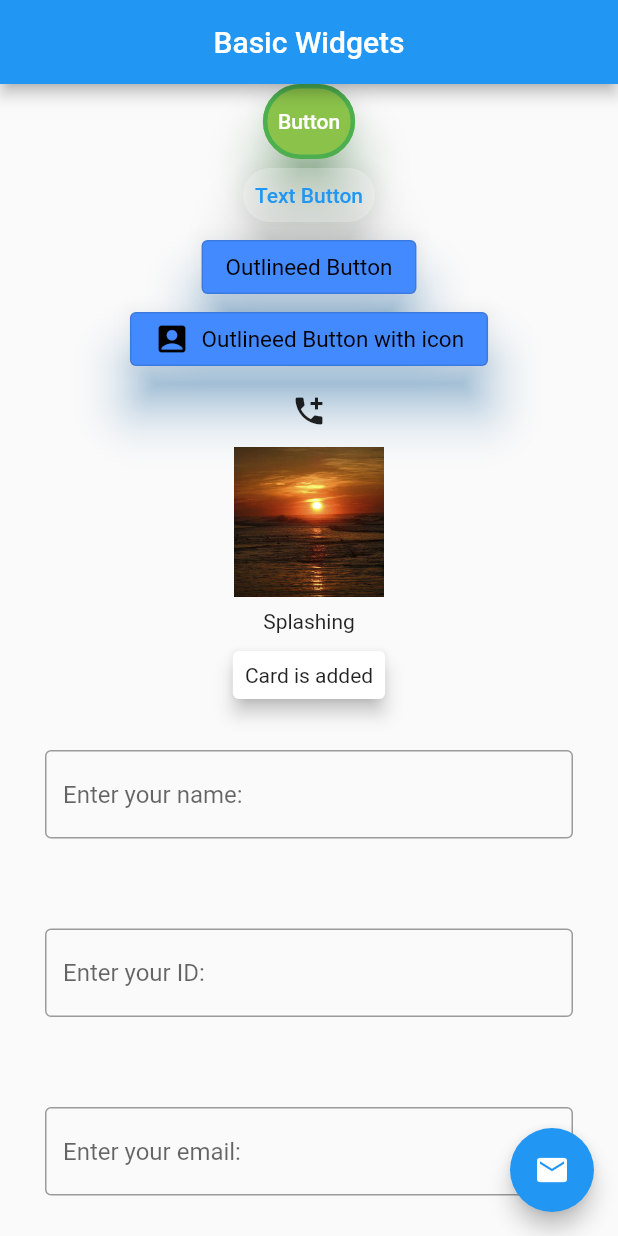
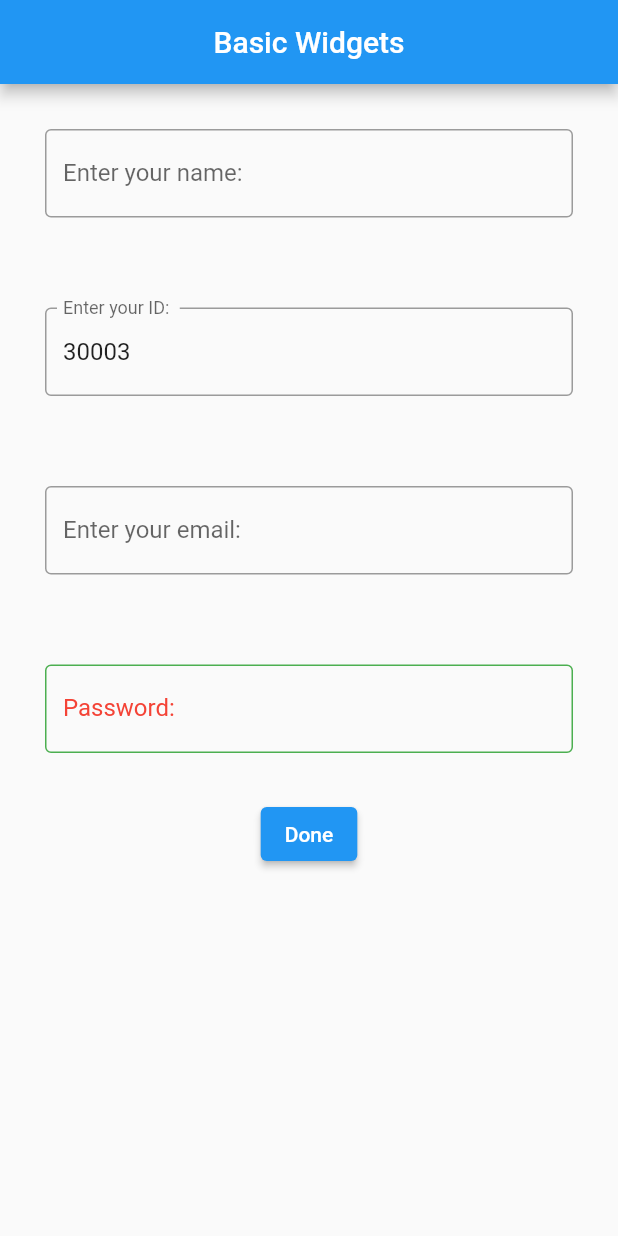
Before and after one commit to MHFerdous/Flutter_RestAPI_FireBase, a Flutter app: the screen it shows after launch, on a phone screen of 412 x 824 dp. Run offline on Flutter 3.47's test engine with Material 2 defaults, Android fonts, the phone set to English and light mode, and no system bars.

Commit message:
file added

```diff
--- a/lib/main.dart
+++ b/lib/main.dart
@@ -1,4 +1,3 @@
-import 'package:flutter/cupertino.dart';
 import 'package:flutter/material.dart';
 
 void main() {
@@ -6,18 +5,19 @@ void main() {
 }
 
 class MyApp extends StatelessWidget {
-  const MyApp({Key? key}) : super(key: key);
-
   @override
   Widget build(BuildContext context) {
-    return const MaterialApp(
+    return MaterialApp(
       home: HomeScreen(),
     );
   }
 }
 
 class HomeScreen extends StatelessWidget {
-  const HomeScreen({Key? key}) : super(key: key);
+  TextEditingController _passwordTextEditingController =
+      TextEditingController();
+  TextEditingController _IDEditingController =
+      TextEditingController(text: '30003');
 
   @override
   Widget build(BuildContext context) {
@@ -26,116 +26,16 @@ class HomeScreen extends StatelessWidget {
           title: Text('Basic Widgets'),
           centerTitle: true,
         ),
-        floatingActionButton: FloatingActionButton(
-          onPressed: () {},
-          child: Icon(Icons.mail),
-        ),
-        floatingActionButtonLocation: FloatingActionButtonLocation.endFloat,
         body: SingleChildScrollView(
           child: Center(
             child: Column(
               mainAxisAlignment: MainAxisAlignment.center,
               children: [
-                ElevatedButton(
-                    style: ElevatedButton.styleFrom(
-                        backgroundColor: Colors.lightGreen,
-                        minimumSize: Size(50, 50),
-                        maximumSize: Size(100, 100),
-                        elevation: 15,
-                        padding:
-                            EdgeInsets.symmetric(horizontal: 10, vertical: 10),
-                        shadowColor: Colors.green,
-                        shape: RoundedRectangleBorder(
-                          borderRadius: BorderRadius.circular(500),
-                          side: BorderSide(color: Colors.green, width: 3),
-                        )),
-                    onPressed: () {},
-                    child: Text('Button')),
-                TextButton(
-                    style: TextButton.styleFrom(
-                        backgroundColor: Colors.white24,
-                        elevation: 15,
-                        shadowColor: Colors.black,
-                        shape: RoundedRectangleBorder(
-                          borderRadius: BorderRadius.circular(100),
-                        )),
-                    onPressed: () {},
-                    child: Text('Text Button')),
-                OutlinedButton(
-                    style: OutlinedButton.styleFrom(
-                      backgroundColor: Colors.blueAccent,
-                      foregroundColor: Colors.black,
-                      textStyle: TextStyle(fontSize: 15),
-                      elevation: 15,
-                      shadowColor: Colors.blue,
-                    ),
-                    onPressed: () {},
-                    child: Text('Outlineed Button')),
-                OutlinedButton.icon(
-                    style: OutlinedButton.styleFrom(
-                      backgroundColor: Colors.blueAccent,
-                      foregroundColor: Colors.black,
-                      textStyle: TextStyle(fontSize: 15),
-                      elevation: 15,
-                      shadowColor: Colors.blue,
-                    ),
-                    onPressed: () {},
-                    icon: Icon(Icons.account_box),
-                    label: Text('Outlineed Button with icon')),
-                IconButton(
-                    style: IconButton.styleFrom(
-                      foregroundColor: Colors.white,
-                      backgroundColor: Colors.black,
-                      iconSize: 5550,
-                      shadowColor: Colors.black,
-                      elevation: 15,
-                    ),
-                    onPressed: () {},
-                    icon: Icon(Icons.add_call)),
-                GestureDetector(
-                  onTap: () {
-                    print('Pressed');
-                  },
-                  onDoubleTap: () {
-                    print('Double pressed');
-                  },
-                  onLongPress: () {
-                    print('Long Pressed');
-                  },
-                  child: Image.asset(
-                    'assets/img.png',
-                    width: 100,
-                  ),
-                ),
-                InkWell(
-                    splashColor: Colors.purple,
-                    onTap: () {
-                      print('Pressed');
-                    },
-                    onDoubleTap: () {
-                      print('Double pressed');
-                    },
-                    onLongPress: () {
-                      print('Long Pressed');
-                    },
-                    child: Padding(
-                      padding: const EdgeInsets.all(8.0),
-                      child: Text(
-                        'Splashing',
-                      ),
-                    )),
-                Card(
-                  elevation: 5,
-                  child: Padding(
-                    padding: const EdgeInsets.all(8.0),
-                    child: Text('Card is added'),
-                  ),
-                ),
                 Padding(
                   padding: const EdgeInsets.all(30.0),
                   child: TextField(
                     decoration: InputDecoration(
-                      hintText: 'Enter your name: ',
+                      label: Text('Enter your name: '),
                       border: OutlineInputBorder(
                         borderSide: BorderSide(color: Colors.red),
                       ),
@@ -149,9 +49,10 @@ class HomeScreen extends StatelessWidget {
                 Padding(
                   padding: const EdgeInsets.all(30.0),
                   child: TextField(
+                    controller: _IDEditingController,
                     keyboardType: TextInputType.number,
                     decoration: InputDecoration(
-                      hintText: 'Enter your ID: ',
+                      label: Text('Enter your ID: '),
                       border: OutlineInputBorder(),
                     ),
                     textInputAction: TextInputAction.next,
@@ -162,7 +63,7 @@ class HomeScreen extends StatelessWidget {
                   child: TextField(
                     keyboardType: TextInputType.emailAddress,
                     decoration: InputDecoration(
-                      hintText: 'Enter your email: ',
+                      label: Text('Enter your email: '),
                       border: OutlineInputBorder(),
                     ),
                     textInputAction: TextInputAction.next,
@@ -171,10 +72,21 @@ class HomeScreen extends StatelessWidget {
                 Padding(
                   padding: const EdgeInsets.all(30.0),
                   child: TextField(
+                    controller: _passwordTextEditingController,
                     decoration: InputDecoration(
-                      hintText: 'Enter your password: ',
-                      border: OutlineInputBorder(),
-                    ),
+                        label: Text(
+                          'Password: ',
+                          style: TextStyle(
+                            color: Colors.red,
+                          ),
+                        ),
+                        hintText: 'Enter your password: ',
+                        focusedBorder: OutlineInputBorder(
+                          borderSide: BorderSide(color: Colors.teal, width: 3),
+                        ),
+                        enabledBorder: OutlineInputBorder(
+                          borderSide: BorderSide(color: Colors.green),
+                        )),
                     obscureText: true,
                     onChanged: (value) {
                       print(value);
@@ -185,6 +97,15 @@ class HomeScreen extends StatelessWidget {
                     textAlign: TextAlign.start,
                   ),
                 ),
+                ElevatedButton(
+                  onPressed: () {
+                    print(_IDEditingController.text);
+                    print(_passwordTextEditingController.text);
+                    _passwordTextEditingController.text = 'hgh';
+                    _passwordTextEditingController.clear();
+                  },
+                  child: Text('Done'),
+                )
               ],
             ),
           ),
--- a/pubspec.yaml
+++ b/pubspec.yaml
@@ -60,7 +60,7 @@ flutter:
 
   # To add assets to your application, add an assets section, like this:
   assets:
-   - assets
+   - assets/
   #   - images/a_dot_burr.jpeg
   #   - images/a_dot_ham.jpeg
 
```
